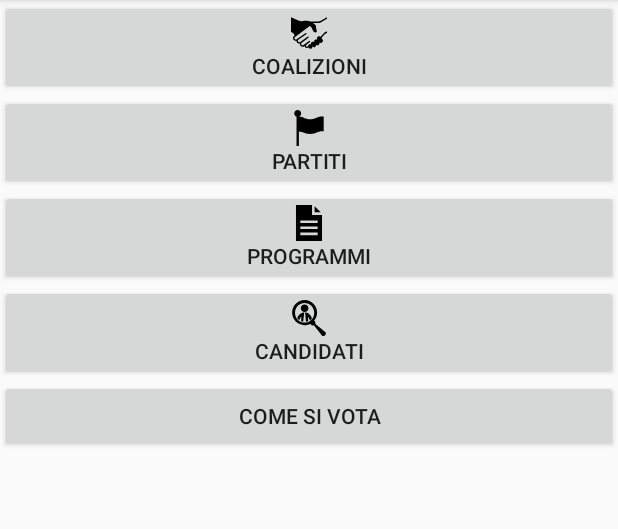
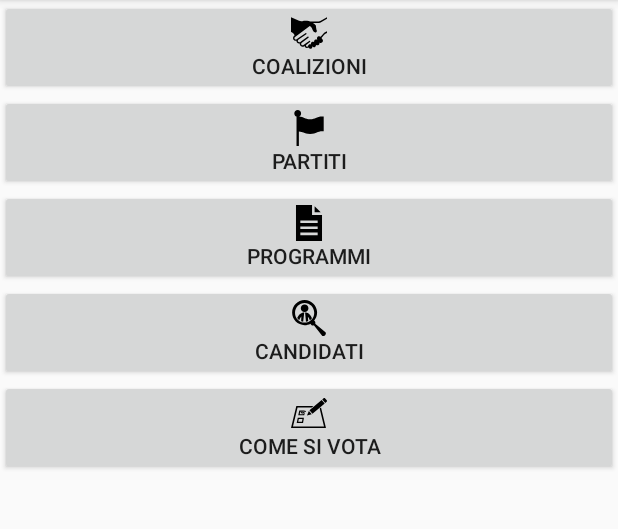
Before and after one commit to Articolo48/App, an Android app: the screen it shows after launch (MainActivity), on a phone screen of 412 x 824 dp, the part 84-613 px from its top. Run offline under Robolectric (Android 15) with nearby library versions, the phone set to English and light mode, and no system bars.

Commit message:
Prova di primo commit

```diff
--- a/app/src/main/java/dvrdr/articolo48/Home.java
+++ b/app/src/main/java/dvrdr/articolo48/Home.java
@@ -49,6 +49,7 @@ public class Home extends Fragment {
         args.putString(ARG_PARAM2, param2);
         fragment.setArguments(args);
         return fragment;
+
     }
 
     @Override
--- a/app/src/main/java/dvrdr/articolo48/MainActivity.java
+++ b/app/src/main/java/dvrdr/articolo48/MainActivity.java
@@ -89,6 +89,7 @@ public class MainActivity extends AppCompatActivity
         // Handle navigation view item clicks here.
         int id = item.getItemId();
         Fragment fragment = null;
+
         Class fragmentClass = null;
 
         switch (id){
@@ -106,6 +107,9 @@ public class MainActivity extends AppCompatActivity
                 break;
             case R.id.nav_programmi:
                 fragmentClass = Programmi.class;
+                break;
+            case R.id.nav_comesivota:
+                fragmentClass = ComeSiVota.class;
                 break;
             default:
                 fragmentClass = Home.class;
--- a/app/src/main/res/layout/fragment_home.xml
+++ b/app/src/main/res/layout/fragment_home.xml
@@ -9,12 +9,14 @@
     <LinearLayout
         android:layout_width="match_parent"
         android:layout_height="match_parent"
+        android:layout_gravity="center"
         android:orientation="vertical">
 
         <Button
             android:id="@+id/button1"
             android:layout_width="match_parent"
             android:layout_height="wrap_content"
+            android:layout_gravity="center"
             android:drawableTop="@drawable/ic_menu_coalizioni"
             android:text="coalizioni" />
 
@@ -22,6 +24,7 @@
             android:id="@+id/button2"
             android:layout_width="match_parent"
             android:layout_height="wrap_content"
+            android:layout_gravity="center"
             android:drawableTop="@drawable/ic_menu_partiti"
             android:text="partiti" />
 
@@ -29,6 +32,7 @@
             android:id="@+id/button3"
             android:layout_width="match_parent"
             android:layout_height="wrap_content"
+            android:layout_gravity="center"
             android:drawableTop="@drawable/ic_menu_programmi"
             android:text="programmi" />
 
@@ -36,6 +40,7 @@
             android:id="@+id/button4"
             android:layout_width="match_parent"
             android:layout_height="wrap_content"
+            android:layout_gravity="center"
             android:drawableTop="@drawable/ic_menu_candidati"
             android:text="candidati" />
 
@@ -43,6 +48,7 @@
             android:id="@+id/button5"
             android:layout_width="match_parent"
             android:layout_height="wrap_content"
+            android:drawableTop="@drawable/ic_menu_comesivota"
             android:text="come si vota" />
     </LinearLayout>
 </FrameLayout>
--- a/app/src/main/res/menu/activity_main_drawer.xml
+++ b/app/src/main/res/menu/activity_main_drawer.xml
@@ -25,6 +25,11 @@
             android:id="@+id/nav_programmi"
             android:icon="@drawable/ic_menu_programmi"
             android:title="Programmi" />
+        android:title="Come si vota" />
+        <item
+            android:id="@+id/nav_comesivota"
+            android:icon="@drawable/ic_menu_comesivota"
+            android:title="Come si vota" />
     </group>
 
 </menu>
```
